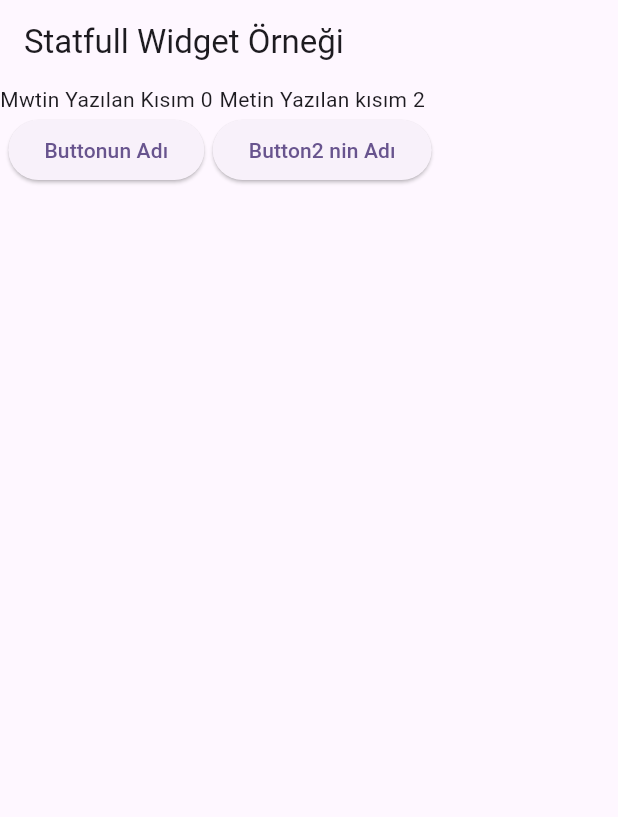
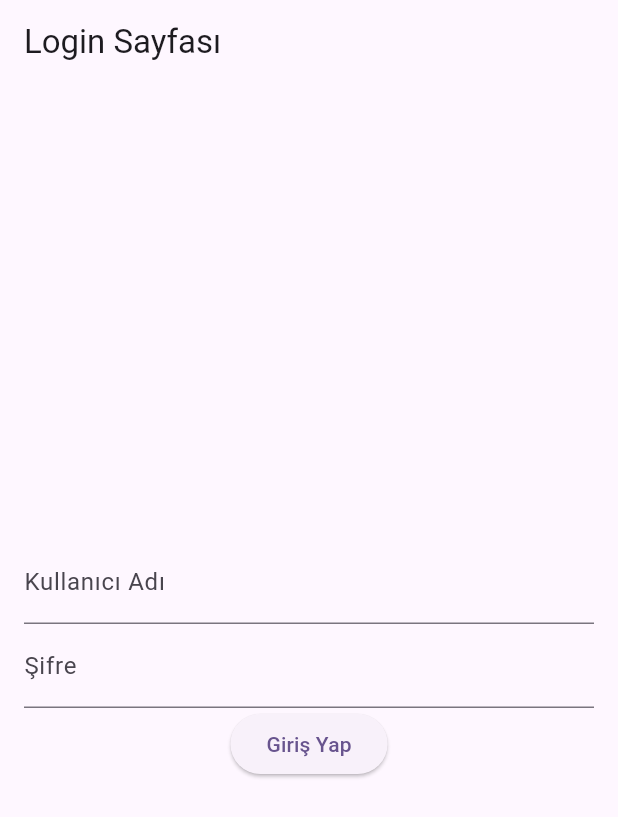
Before and after one commit to hakangencoglu/bim324mobiluygulamagelistirme, a Flutter app: the screen it shows after launch, on a phone screen of 412 x 824 dp. Shown: the top 817 px of the screen. Run offline on Flutter 3.47's test engine with Material 3 defaults, Android fonts, the phone set to English and light mode, and no system bars.

Commit message:
Login sayfası örnek

```diff
--- /dev/null
+++ b/lib/LoginPage.dart
@@ -0,0 +1,65 @@
+import 'package:flutter/cupertino.dart';
+import 'package:flutter/material.dart';
+
+class LoginPage extends StatefulWidget {
+  @override
+  LoginPageState createState() => LoginPageState();
+}
+
+class LoginPageState extends State<LoginPage> {
+  final TextEditingController kullaniciAdiKontrolcusu = TextEditingController(); // Kullanıcı adı için controller.
+  final TextEditingController parolaKontrolcusu = TextEditingController(); // Şifre için controller.
+
+  void loginPopup() {
+    showDialog(
+      context: context,
+      builder: (context) {
+        return AlertDialog(
+          title: const Text("Giriş Bilgileri"), // Popup başlığı.
+          content: Column(
+            mainAxisSize: MainAxisSize.min,
+            crossAxisAlignment: CrossAxisAlignment.start,
+            children: [
+              Text("Kullanıcı Adı: ${kullaniciAdiKontrolcusu.text}"), // Kullanıcı adını göster.
+              Text("Şifre: ${parolaKontrolcusu.text}"), // Şifreyi göster.
+            ],
+          ),
+          actions: [
+            TextButton(
+              onPressed: () => Navigator.of(context).pop(), // Popup'ı kapatma butonu.
+              child: const Text("Tamam"),
+            ),
+          ],
+        );
+      },
+    );
+  }
+
+  @override
+  Widget build(BuildContext context) {
+    return Scaffold(
+      appBar: AppBar(title: const Text("Login Sayfası")), // Üstte başlık çubuğu.
+      body: Padding(
+        padding: const EdgeInsets.all(16.0), // Sayfanın iç kenar boşluğu.
+        child: Column(
+          mainAxisAlignment: MainAxisAlignment.center, // İçeriği ortala.
+          children: [
+            TextField(
+              controller: kullaniciAdiKontrolcusu, // Kullanıcı adı giriş alanı.
+              decoration: const InputDecoration(labelText: "Kullanıcı Adı"), // Giriş kutusunun etiketi.
+            ),
+            TextField(
+              controller: parolaKontrolcusu, // Şifre giriş alanı.
+              obscureText: true, // Şifreyi gizlemek için kullanılır.
+              decoration: const InputDecoration(labelText: "Şifre"),
+            ),
+            ElevatedButton(
+              onPressed: loginPopup, // Butona basınca popup göster.
+              child: const Text("Giriş Yap"),
+            ),
+          ],
+        ),
+      ),
+    );
+  }
+}
--- a/lib/main.dart
+++ b/lib/main.dart
@@ -3,6 +3,7 @@ import 'package:bim324mobiluygulamagelistirme/H4StatelessWidget.dart';
 import 'package:flutter/material.dart';
 
 import 'H4StatefulWidget.dart';
+import 'LoginPage.dart';
 
 void main() {
   runApp(const MyApp());
@@ -36,7 +37,8 @@ class MyApp extends StatelessWidget {
         useMaterial3: true,
       ),
       //home: const MyHomePage(title: 'Flutter Demo Home Page'),
-      home: H4StatefulWidget(),
+      //home: H4StatefulWidget(),
+      home: LoginPage(),
     );
   }
 }
```
